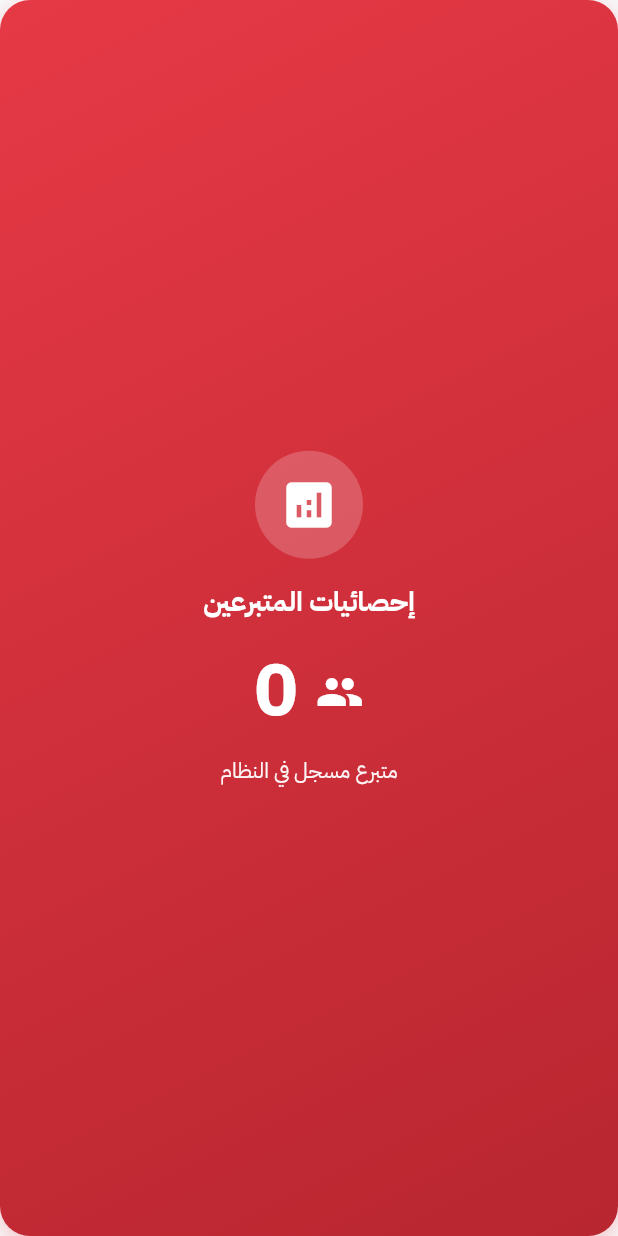
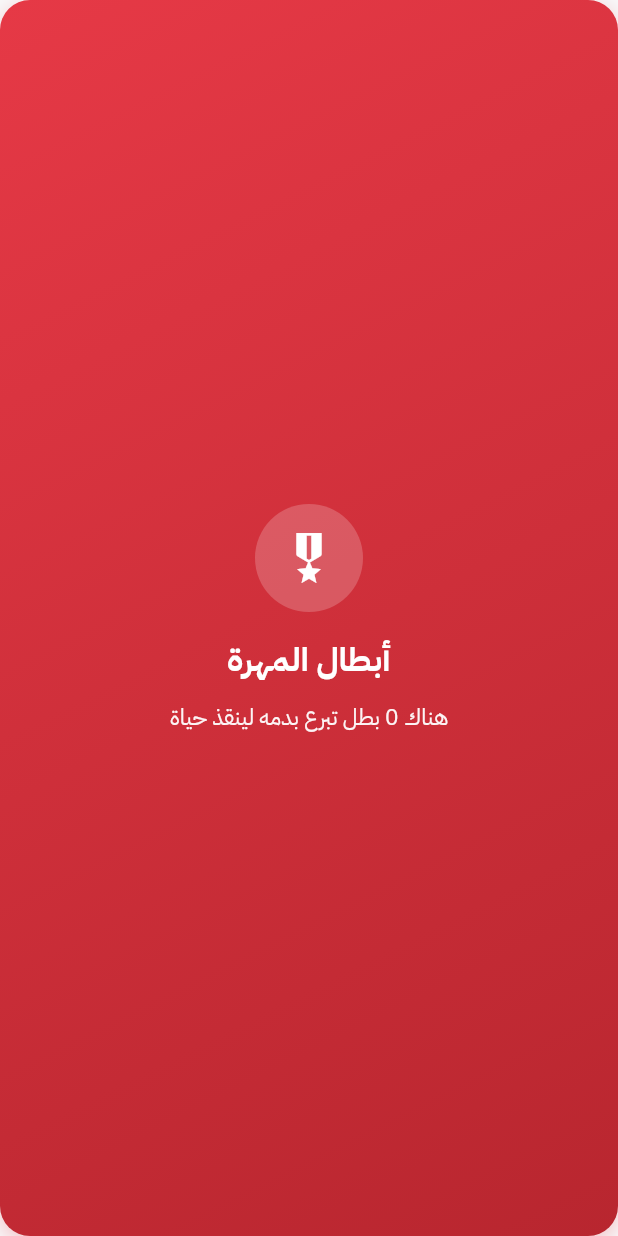
Before and after one commit to salehbagomri/mahrah_blood_bank_app, a Flutter app: the _StatisticsSlide widget shown alone on an empty page, opened directly with empty values, on a phone screen of 412 x 824 dp. Run offline on Flutter 3.47's test engine with Material 3 defaults, Android fonts, the phone set to English and light mode, and no system bars; our stand-ins replace carousel_slider, flutter_spinkit, smooth_page_indicator, supabase_flutter; accounts and stored records are empty; network calls fail.

Commit message:
تحسين: شريحة ابطال المهرة مع نقاط overlay وعرض كامل

```diff
--- a/lib/screens/home/home_screen.dart
+++ b/lib/screens/home/home_screen.dart
@@ -22,7 +22,8 @@ class HomeScreen extends StatefulWidget {
 
 class _HomeScreenState extends State<HomeScreen> {
   int _currentSlideIndex = 0;
-  final CarouselSliderController _carouselController = CarouselSliderController();
+  final CarouselSliderController _carouselController =
+      CarouselSliderController();
 
   @override
   void initState() {
@@ -97,7 +98,10 @@ class _HomeScreenState extends State<HomeScreen> {
                       subtitle: 'أضف نفسك أو شخص آخر كمتبرع',
                       color: AppColors.success,
                       gradient: LinearGradient(
-                        colors: [AppColors.success, AppColors.success.withOpacity(0.7)],
+                        colors: [
+                          AppColors.success,
+                          AppColors.success.withOpacity(0.7),
+                        ],
                       ),
                       onTap: () {
                         Navigator.of(context).push(
@@ -196,30 +200,13 @@ class _HomeScreenState extends State<HomeScreen> {
             description: 'انضم لآلاف المتبرعين واصنع الفرق',
             color: Colors.blue,
           ),
-          _StatisticsSlide(
-            totalDonors: totalDonors,
-          ),
+          _StatisticsSlide(totalDonors: totalDonors),
         ];
 
         return Padding(
           padding: const EdgeInsets.symmetric(horizontal: 16),
-          child: Column(
+          child: Stack(
             children: [
-              // النقاط في الأعلى
-              AnimatedSmoothIndicator(
-                activeIndex: _currentSlideIndex,
-                count: slides.length,
-                effect: WormEffect(
-                  dotHeight: 8,
-                  dotWidth: 8,
-                  activeDotColor: AppColors.primary,
-                  dotColor: AppColors.textHint.withOpacity(0.3),
-                ),
-                onDotClicked: (index) {
-                  _carouselController.animateToPage(index);
-                },
-              ),
-              const SizedBox(height: 12),
               // السلايدر
               CarouselSlider(
                 items: slides,
@@ -240,6 +227,27 @@ class _HomeScreenState extends State<HomeScreen> {
                   },
                 ),
               ),
+              // النقاط كطبقة فوق الكارد
+              Positioned(
+                bottom: 12,
+                left: 0,
+                right: 0,
+                child: Center(
+                  child: AnimatedSmoothIndicator(
+                    activeIndex: _currentSlideIndex,
+                    count: slides.length,
+                    effect: WormEffect(
+                      dotHeight: 8,
+                      dotWidth: 8,
+                      activeDotColor: Colors.white,
+                      dotColor: Colors.white.withOpacity(0.4),
+                    ),
+                    onDotClicked: (index) {
+                      _carouselController.animateToPage(index);
+                    },
+                  ),
+                ),
+              ),
             ],
           ),
         );
@@ -247,16 +255,12 @@ class _HomeScreenState extends State<HomeScreen> {
     );
   }
 
-
   /// كارد تسجيل دخول الإدارة
   Widget _buildAdminLoginCard() {
     return Container(
       decoration: BoxDecoration(
         gradient: LinearGradient(
-          colors: [
-            Colors.deepPurple.shade400,
-            Colors.deepPurple.shade600,
-          ],
+          colors: [Colors.deepPurple.shade400, Colors.deepPurple.shade600],
           begin: Alignment.topLeft,
           end: Alignment.bottomRight,
         ),
@@ -273,11 +277,9 @@ class _HomeScreenState extends State<HomeScreen> {
         color: Colors.transparent,
         child: InkWell(
           onTap: () {
-            Navigator.of(context).push(
-              MaterialPageRoute(
-                builder: (_) => const LoginScreen(),
-              ),
-            );
+            Navigator.of(
+              context,
+            ).push(MaterialPageRoute(builder: (_) => const LoginScreen()));
           },
           borderRadius: BorderRadius.circular(16),
           child: Padding(
@@ -351,6 +353,8 @@ class _AwarenessSlide extends StatelessWidget {
   @override
   Widget build(BuildContext context) {
     return Container(
+      width: double.infinity,
+      height: double.infinity,
       decoration: BoxDecoration(
         gradient: LinearGradient(
           colors: [color, color.withOpacity(0.7)],
@@ -372,6 +376,7 @@ class _AwarenessSlide extends StatelessWidget {
           padding: const EdgeInsets.all(24),
           child: Column(
             mainAxisAlignment: MainAxisAlignment.center,
+            crossAxisAlignment: CrossAxisAlignment.center,
             children: [
               Container(
                 padding: const EdgeInsets.all(16),
@@ -379,11 +384,7 @@ class _AwarenessSlide extends StatelessWidget {
                   color: Colors.white.withOpacity(0.2),
                   shape: BoxShape.circle,
                 ),
-                child: Icon(
-                  icon,
-                  color: Colors.white,
-                  size: 40,
-                ),
+                child: Icon(icon, color: Colors.white, size: 40),
               ),
               const SizedBox(height: 16),
               Text(
@@ -396,7 +397,8 @@ class _AwarenessSlide extends StatelessWidget {
                 textAlign: TextAlign.center,
               ),
               const SizedBox(height: 8),
-              Text(
+              Flexible(
+                child: Text(
                   description,
                   style: TextStyle(
                     color: Colors.white.withOpacity(0.95),
@@ -405,6 +407,7 @@ class _AwarenessSlide extends StatelessWidget {
                   textAlign: TextAlign.center,
                   maxLines: 2,
                   overflow: TextOverflow.ellipsis,
+                ),
               ),
             ],
           ),
@@ -418,13 +421,13 @@ class _AwarenessSlide extends StatelessWidget {
 class _StatisticsSlide extends StatelessWidget {
   final int totalDonors;
 
-  const _StatisticsSlide({
-    required this.totalDonors,
-  });
+  const _StatisticsSlide({required this.totalDonors});
 
   @override
   Widget build(BuildContext context) {
     return Container(
+      width: double.infinity,
+      height: double.infinity,
       decoration: BoxDecoration(
         gradient: const LinearGradient(
           colors: [AppColors.primary, AppColors.primaryDark],
@@ -446,6 +449,7 @@ class _StatisticsSlide extends StatelessWidget {
           padding: const EdgeInsets.all(24),
           child: Column(
             mainAxisAlignment: MainAxisAlignment.center,
+            crossAxisAlignment: CrossAxisAlignment.center,
             children: [
               Container(
                 padding: const EdgeInsets.all(16),
@@ -454,49 +458,33 @@ class _StatisticsSlide extends StatelessWidget {
                   shape: BoxShape.circle,
                 ),
                 child: const Icon(
-                  Icons.analytics,
+                  Icons.military_tech,
                   color: Colors.white,
                   size: 40,
                 ),
               ),
               const SizedBox(height: 16),
               const Text(
-                'إحصائيات المتبرعين',
+                'أبطال المهرة',
                 style: TextStyle(
                   color: Colors.white,
-                  fontSize: 18,
+                  fontSize: 22,
                   fontWeight: FontWeight.bold,
                 ),
                 textAlign: TextAlign.center,
               ),
               const SizedBox(height: 12),
-              Row(
-                mainAxisAlignment: MainAxisAlignment.center,
-                children: [
-                  const Icon(
-                    Icons.people,
-                    color: Colors.white,
-                    size: 32,
-                  ),
-                  const SizedBox(width: 12),
-                  Text(
-                    '$totalDonors',
-                    style: const TextStyle(
-                      color: Colors.white,
-                      fontSize: 48,
-                      fontWeight: FontWeight.bold,
-                    ),
-                  ),
-                ],
-              ),
-              const SizedBox(height: 8),
-              Text(
-                'متبرع مسجل في النظام',
+              Flexible(
+                child: Text(
+                  'هناك $totalDonors بطل تبرع بدمه لينقذ حياة',
                   style: TextStyle(
                     color: Colors.white.withOpacity(0.95),
-                  fontSize: 14,
+                    fontSize: 15,
                   ),
                   textAlign: TextAlign.center,
+                  maxLines: 2,
+                  overflow: TextOverflow.ellipsis,
+                ),
               ),
             ],
           ),
@@ -554,11 +542,7 @@ class _MainActionButton extends StatelessWidget {
                     color: Colors.white.withOpacity(0.2),
                     borderRadius: BorderRadius.circular(12),
                   ),
-                  child: Icon(
-                    icon,
-                    color: Colors.white,
-                    size: 30,
-                  ),
+                  child: Icon(icon, color: Colors.white, size: 30),
                 ),
 
                 const SizedBox(width: 16),
@@ -647,11 +631,7 @@ class _SecondaryActionButton extends StatelessWidget {
                     color: color.withOpacity(0.1),
                     borderRadius: BorderRadius.circular(12),
                   ),
-                  child: Icon(
-                    icon,
-                    color: color,
-                    size: 28,
-                  ),
+                  child: Icon(icon, color: color, size: 28),
                 ),
                 const SizedBox(height: 12),
                 Text(
```
Lines whose indentation alone changed are shown as unchanged.
